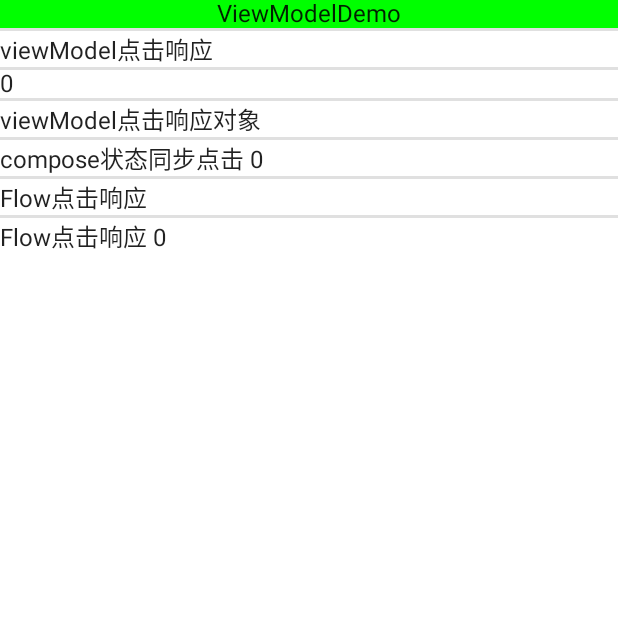
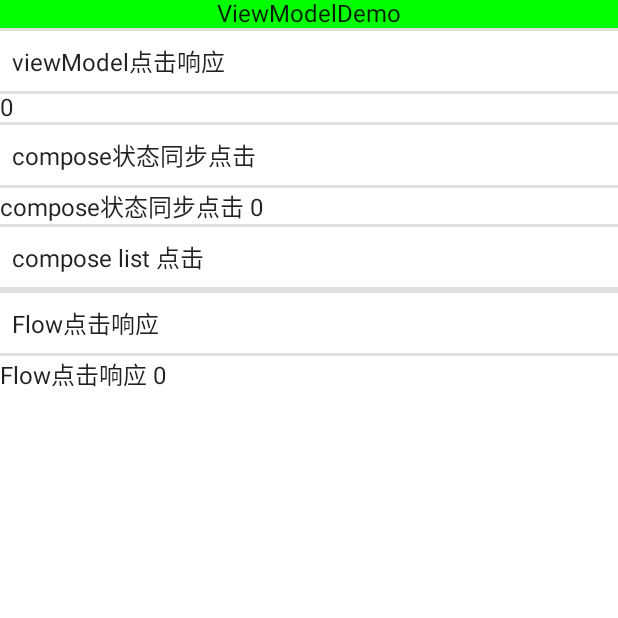
Before and after one commit to monkeydone/ComposeSamples, an Android app built with Jetpack Compose: the layout screen opened through its navigation route, on a phone screen of 412 x 824 dp, the top half of it. Run offline under Robolectric (Android 15) with nearby library versions, the phone set to English and light mode, and no system bars.

Commit message:
获取列表

```diff
--- a/app/src/main/java/com/a/compose/ViewModelDemo.kt
+++ b/app/src/main/java/com/a/compose/ViewModelDemo.kt
@@ -5,6 +5,7 @@ import androidx.compose.foundation.clickable
 import androidx.compose.foundation.layout.Column
 import androidx.compose.foundation.layout.fillMaxWidth
 import androidx.compose.foundation.layout.height
+import androidx.compose.foundation.layout.padding
 import androidx.compose.material.Divider
 import androidx.compose.material.Text
 import androidx.compose.runtime.*
@@ -16,7 +17,6 @@ import androidx.compose.ui.unit.dp
 import androidx.lifecycle.ViewModel
 import androidx.lifecycle.viewmodel.compose.viewModel
 import kotlinx.coroutines.flow.MutableStateFlow
-import kotlinx.coroutines.launch
 
 @Preview
 @Composable
@@ -29,8 +29,13 @@ fun ViewModelDemo() {
     }
 
     var (composeState,stateSet) = remember {
-        viewModel.composeState
+        viewModel.composeObjectState
     }
+
+    var composeList   =  remember {
+        viewModel.composeListState
+    }
+
 
     Column() {
         var text by remember {
@@ -39,22 +44,46 @@ fun ViewModelDemo() {
         Text("ViewModelDemo",textAlign = TextAlign.Center, modifier = Modifier
             .fillMaxWidth()
             .background(Color.Green))
+
         Divider(Modifier.height(2.dp))
-        Text("viewModel点击响应",modifier = Modifier.clickable {
-            count +=1
-        })
+        Text("viewModel点击响应",modifier = Modifier
+            .padding(all = 8.dp)
+            .clickable {
+                count += 1
+            })
         Divider(Modifier.height(2.dp))
         Text("$count")
+
         Divider(Modifier.height(2.dp))
-        Text("viewModel点击响应对象",modifier = Modifier.clickable {
-            stateSet(composeState.copy(count = composeState.count+1))
-        })
+        Text("compose状态同步点击",modifier = Modifier
+            .padding(all = 8.dp)
+            .clickable {
+                stateSet(composeState.copy(count = composeState.count + 1))
+            })
         Divider(Modifier.height(2.dp))
         Text("${composeState.name} ${composeState.count}")
+
         Divider(Modifier.height(2.dp))
-        Text("Flow点击响应",modifier = Modifier.clickable {
-            viewState.count +=1
-        })
+        Text("compose list 点击",modifier = Modifier
+            .padding(all = 8.dp)
+            .clickable {
+                composeList.add(ComposeViewState("List1",count = 0))
+            })
+        Divider(Modifier.height(2.dp))
+        var index = 0
+        for(i in composeList) {
+            index++
+            Text("${index} ${i.name} ${i.count}")
+        }
+
+
+
+        Divider(Modifier.height(2.dp))
+        Text("Flow点击响应",modifier = Modifier
+            .padding(all = 8.dp)
+            .clickable {
+                viewState.count += 1
+            })
         Divider(Modifier.height(2.dp))
         Text(text = "${viewState.name} ${viewState.count}")
 
@@ -74,8 +103,8 @@ class ComposeViewModel:ViewModel() {
     val category = MutableStateFlow(list)
 
     var count = mutableStateOf(0)
-    var composeState = mutableStateOf(ComposeViewState(name="compose状态同步点击"))
-
+    var composeObjectState = mutableStateOf(ComposeViewState(name="compose状态同步点击"))
+    var composeListState = mutableStateListOf<ComposeViewState>()
 
     val state = MutableStateFlow(ComposeViewState(name="Flow点击响应"))
 
```
